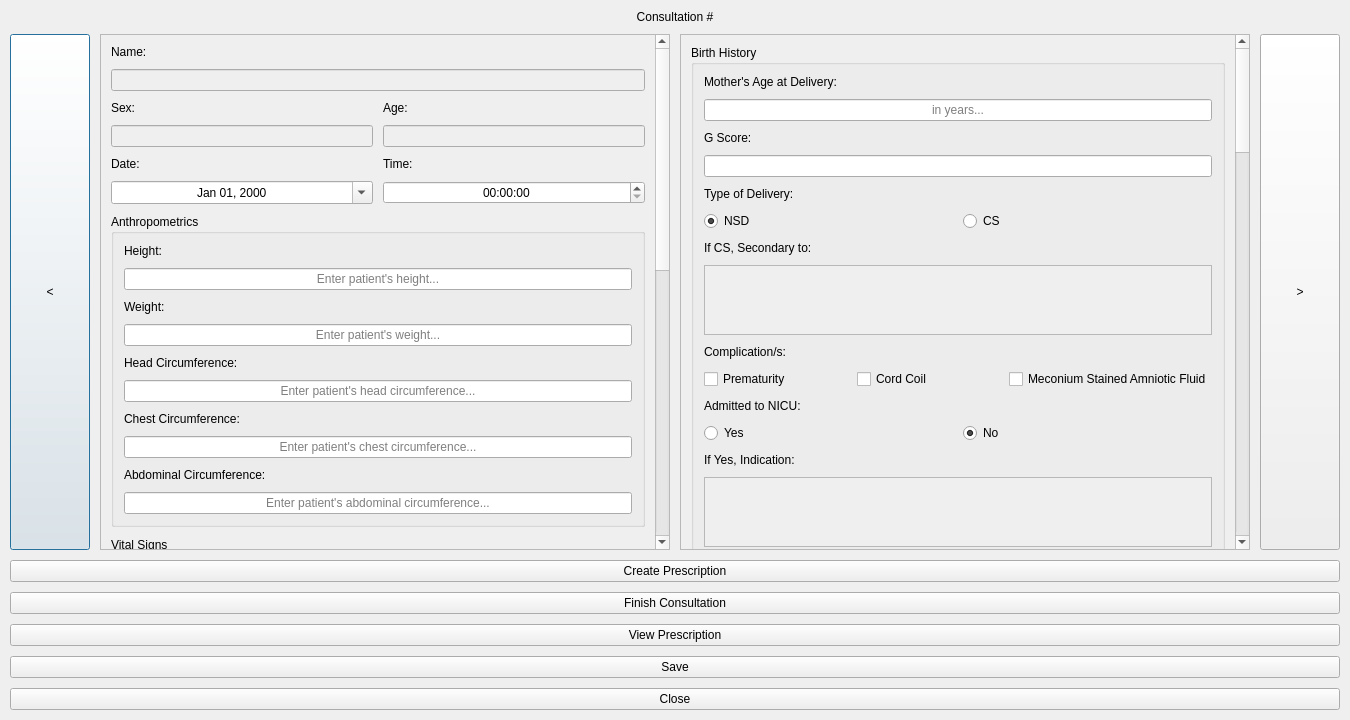
Old version of the form UI/main_dashboard_consultation_dialog_ui.ui in the repository jsmcodes/CPC-Final.
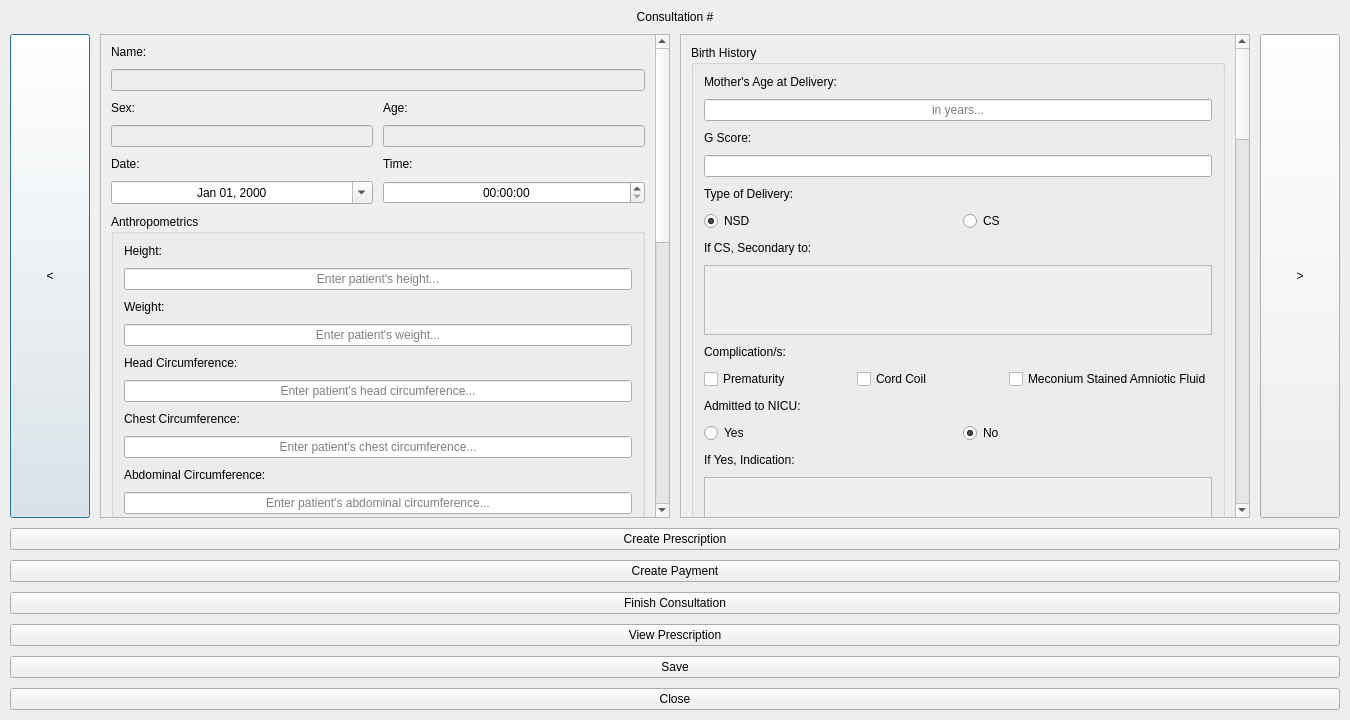
New version of the form. Icons and pictures are not drawn.

The edit to the form file:
```diff
--- a/UI/main_dashboard_consultation_dialog_ui.ui
+++ b/UI/main_dashboard_consultation_dialog_ui.ui
@@ -32,7 +32,7 @@
   <property name="modal">
    <bool>true</bool>
   </property>
-  <layout class="QVBoxLayout" name="main_layout" stretch="0,0,0,0,0,0,0">
+  <layout class="QVBoxLayout" name="main_layout" stretch="0,1,0,0,0,0,0,0">
    <property name="spacing">
     <number>10</number>
    </property>
@@ -100,7 +100,7 @@
         <property name="geometry">
          <rect>
           <x>0</x>
-          <y>-123</y>
+          <y>0</y>
           <width>533</width>
           <height>1224</height>
          </rect>
@@ -530,7 +530,7 @@
         <property name="geometry">
          <rect>
           <x>0</x>
-          <y>-2105</y>
+          <y>0</y>
           <width>533</width>
           <height>2597</height>
          </rect>
@@ -1562,6 +1562,13 @@
      </property>
     </widget>
    </item>
+   <item>
+    <widget class="QPushButton" name="pshbtn_create_payment">
+     <property name="text">
+      <string>Create Payment</string>
+     </property>
+    </widget>
+   </item>
    <item>
     <widget class="QPushButton" name="pshbtn_finish_consultation">
      <property name="cursor">
```
